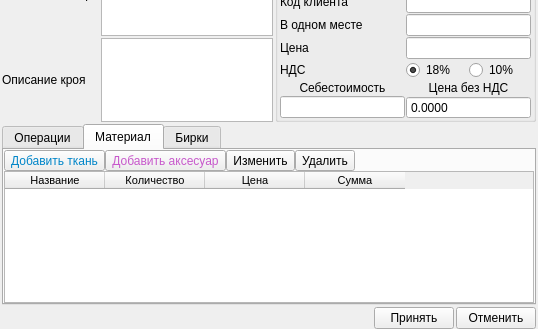
This is ui/article.ui in Meller008/CRM-Avi as Qt 5 draws it before an edit; both pictures show x 0 to 538 and y 149 to 478 of the 538 by 478 pixel window. The edited form follows.
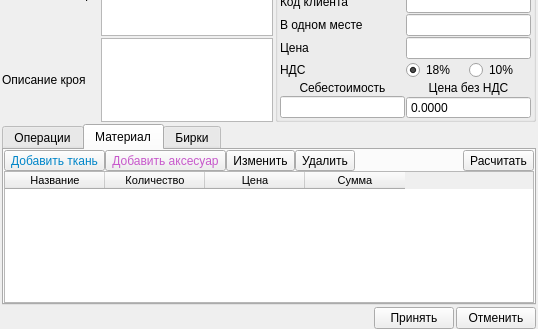
This is the edited form. The open tabs and pages were chosen to show the change.

Commit message: Работа - Убран автоматический расчет цены ткани в артикуле!!!

```diff
--- a/ui/article.ui
+++ b/ui/article.ui
@@ -324,6 +324,13 @@
               </property>
              </spacer>
             </item>
+            <item>
+             <widget class="QToolButton" name="pb_calc_material">
+              <property name="text">
+               <string>Расчитать</string>
+              </property>
+             </widget>
+            </item>
            </layout>
           </item>
          </layout>
```
Left out of the diff: 21 changed lines with no effect on the pictures. The commit also changes 1 other file.
